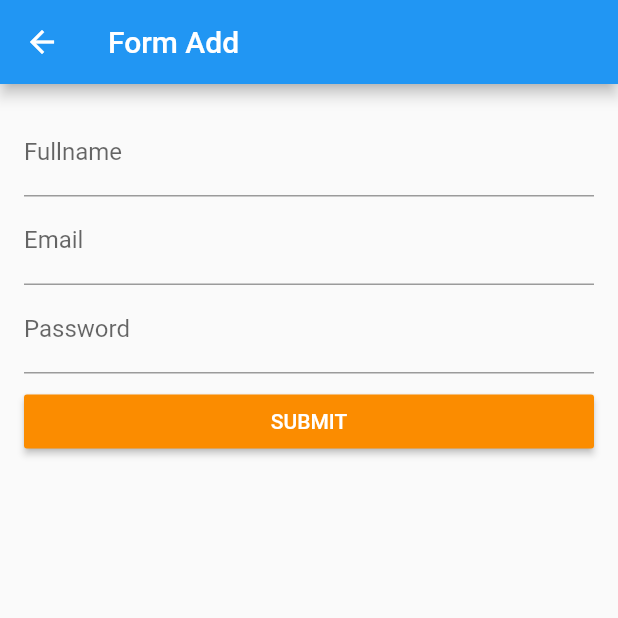
After one commit to DIPazulhardiyanto/flutter-curd-users-app, a Flutter app: the screen it shows after launch, after a tap on the "add" icon, on a phone screen of 412 x 824 dp, the top half of it. The commit adds this screen. Run offline on Flutter 3.47's test engine with Material 2 defaults, Android fonts, the phone set to English and light mode, and no system bars; our stand-ins replace dio, flutter_bloc; network calls fail.

Commit message:
post data FormAddUsers success but can't update view users home

```diff
--- a/lib/bloc/user/stateUser.dart
+++ b/lib/bloc/user/stateUser.dart
@@ -13,6 +13,8 @@ abstract class UserState {}
 class UserInitialState extends UserState {}
 
 class Loading extends UserState{}
+
+class EmptyDataLoadUsers extends UserState{}
 
 class SuccessSubmitUserState extends UserState{}
 
--- a/lib/bloc/user/userBloc.dart
+++ b/lib/bloc/user/userBloc.dart
@@ -18,14 +18,26 @@ class UserBloc extends Bloc<UserEvent, UserState> {
   @override
   Stream<UserState> mapEventToState(UserEvent event) async* {
     yield Loading();
-
     if (event is GetUsers) {
       try {
         UserResult resultUsers = await userRepository.fetchAllUser();
         List<UserList> responseRow = resultUsers.data.rows;
-        yield SuccessLoadUsers(responseRow);
+        if (resultUsers.data.totalItems > 0) {
+          yield SuccessLoadUsers(responseRow);
+        } else {
+          yield EmptyDataLoadUsers();
+        }
       } catch (e) {
         FailureLoadAllUserState(e);
+      }
+
+    } else if (event is PostUser) {
+      try{
+        bool  response =  await userRepository.fetchCreateUsers(event.user);
+        yield SuccessSubmitUserState();
+
+      } catch(e) {
+        yield UserErrorState(errorMessage: e.toString());
       }
 
     } else if (event is DeleteUser) {
@@ -39,8 +51,11 @@ class UserBloc extends Bloc<UserEvent, UserState> {
         yield UserErrorState(errorMessage: e.toString());
       }
     } else if (event is GetUpdate) {
-      UserInitialState();
       yield Loading();
+      print('JALAN ${event}');
+      UserResult resultUsers = await userRepository.fetchAllUser();
+      List<UserList> responseRow = resultUsers.data.rows;
+      yield SuccessLoadUsers(responseRow);
     }
   }
 }
--- /dev/null
+++ b/lib/view/usersScreen/addMenu.dart
@@ -0,0 +1,295 @@
+import 'package:flutter/cupertino.dart';
+import 'package:flutter/material.dart';
+import 'package:flutter_bloc/flutter_bloc.dart';
+import 'package:sportsapp/bloc/user/bloc.dart';
+import 'package:sportsapp/model/User/User.dart';
+import 'package:sportsapp/service/ApiService.dart';
+import 'dart:io';
+import 'package:flutter/cupertino.dart';
+
+final GlobalKey<ScaffoldState> _scaffoldState = GlobalKey<ScaffoldState>();
+
+class AddScreenUser extends StatefulWidget {
+  UserList userList;
+
+  AddScreenUser({this.userList});
+
+  @override
+  _AddScreenUserState createState() => _AddScreenUserState();
+}
+
+class _AddScreenUserState extends State<AddScreenUser> {
+  final scaffoldState = GlobalKey<ScaffoldState>();
+  UserBloc userBloc;
+
+  var isSuccess = false;
+  bool successSubmit = false;
+
+  bool _isLoading = false;
+  ApiService _apiService = ApiService();
+  bool _isFieldNameValid;
+  bool _isFieldEmailValid;
+  bool _isFieldPasswordValid;
+  TextEditingController _controllerName = TextEditingController();
+  TextEditingController _controllerEmail = TextEditingController();
+  TextEditingController _controllerPassword = TextEditingController();
+
+  @override
+  void initState() {
+    userBloc = UserBloc();
+    if (widget.userList != null) {
+      _isFieldNameValid = true;
+      _isFieldEmailValid = true;
+      _isFieldPasswordValid = true;
+      _controllerName.text = widget.userList.name;
+      _controllerEmail.text = widget.userList.email;
+      _controllerPassword.text = widget.userList.password;
+    }
+    super.initState();
+  }
+
+  @override
+  Widget build(BuildContext context) {
+    return WillPopScope(
+        onWillPop: () async {
+          if (isSuccess) {
+            Navigator.pop(context, true);
+          }
+          return true;
+        },
+        child: Scaffold(
+            key: scaffoldState,
+            appBar: AppBar(
+              iconTheme: IconThemeData(color: Colors.white),
+              title: Text(
+                widget.userList == null ? 'Form Add' : 'Changes Data',
+                style: TextStyle(color: Colors.white),
+              ),
+            ),
+            body: BlocProvider<UserBloc>(
+                create: (context) => userBloc,
+                child: Stack(
+                  children: <Widget>[
+                    Padding(
+                      padding: EdgeInsets.all(16.0),
+                      child: Column(
+                        crossAxisAlignment: CrossAxisAlignment.stretch,
+                        children: <Widget>[
+                          nameField(),
+                          emailField(),
+                          widget.userList == null
+                              ? passwordField()
+                              : Container(),
+                          Padding(
+                            padding: EdgeInsets.only(top: 8.0),
+                            child: RaisedButton(
+                              onPressed: () async {
+                                if (_isFieldNameValid == null ||
+                                    _isFieldEmailValid == null ||
+                                    _isFieldPasswordValid == null ||
+                                    !_isFieldNameValid ||
+                                    !_isFieldEmailValid ||
+                                    !_isFieldPasswordValid) {
+                                  _scaffoldState.currentState.showSnackBar(
+                                    SnackBar(
+                                      content: Text("Please fill all field"),
+                                    ),
+                                  );
+                                  return;
+                                }
+                                String name = _controllerName.text.toString();
+                                String email = _controllerEmail.text.toString();
+                                String password =
+                                    _controllerPassword.text.toString();
+                                var dialogConfirmDelete = Platform.isIOS
+                                    ? await showCupertinoDialog<bool>(
+                                        context: context,
+                                        builder: (_) {
+                                          return CupertinoAlertDialog(
+                                            title: Text('Warning'),
+                                            content: Text(
+                                              'Are you sure you want to add new user :  ${name}\'s ?',
+                                            ),
+                                            actions: [
+                                              CupertinoDialogAction(
+                                                child: Text('Delete'),
+                                                onPressed: () {
+                                                  Navigator.pop(context, true);
+                                                },
+                                                isDestructiveAction: true,
+                                              ),
+                                              CupertinoDialogAction(
+                                                child: Text('Cancel'),
+                                                onPressed: () {
+                                                  Navigator.pop(context, false);
+                                                },
+                                              ),
+                                            ],
+                                          );
+                                        },
+                                      )
+                                    : await showDialog<bool>(
+                                        context: context,
+                                        builder: (_) {
+                                          return AlertDialog(
+                                            title: Text('Warning'),
+                                            content: Container(
+                                              child: Text(
+                                                'Are you sure you want to add new user :  ${name}\'s ?',
+                                              ),
+                                            ),
+                                            actions: [
+                                              TextButton(
+                                                child: Text(
+                                                  'Yes',
+                                                  style: TextStyle(
+                                                      color: Colors.blue),
+                                                ),
+                                                onPressed: () {
+                                                  Navigator.pop(context, true);
+                                                },
+                                              ),
+                                              TextButton(
+                                                child: Text(
+                                                  'Cancel',
+                                                  style: TextStyle(
+                                                      color: Colors.red),
+                                                ),
+                                                onPressed: () {
+                                                  Navigator.pop(context, false);
+                                                },
+                                              ),
+                                            ],
+                                          );
+                                        },
+                                      );
+                                if (dialogConfirmDelete != null &&
+                                    dialogConfirmDelete) {
+                                  UserList listUser = UserList(
+                                      name: name,
+                                      email: email,
+                                      password: password);
+
+                                  if (widget.userList == null) {
+                                    _apiService
+                                        .createProfile(listUser.toJson())
+                                        .then((isSuccess) {
+                                      if (isSuccess) {
+                                        userBloc.add(GetUpdate());
+                                        Navigator.pop(context, true);
+                                        // Navigator.pop(_scaffoldState.currentState.context);
+                                      } else {
+                                        _scaffoldState.currentState
+                                            .showSnackBar(SnackBar(
+                                                content:
+                                                    Text("Submit Failed")));
+                                      }
+                                    });
+                                  } else {
+                                    listUser.id = widget.userList.id;
+                                    _apiService.updateProfile(listUser).then((isSuccess) {
+                                      if (isSuccess) {
+                                        userBloc.add(GetUsers());
+                                        Navigator.pop(_scaffoldState
+                                            .currentState.context);
+                                      } else {
+                                        _scaffoldState.currentState
+                                            .showSnackBar(SnackBar(
+                                                content:
+                                                    Text("update Failed")));
+                                      }
+                                    });
+                                  }
+
+
+                                  // userBloc.add(GetUpdate());
+                                  // Navigator.pop(context, true);
+                                }
+                              },
+                              child: Text(
+                                widget.userList == null
+                                    ? 'Submit'.toUpperCase()
+                                    : 'Update'.toUpperCase(),
+                                style: TextStyle(
+                                  color: Colors.white,
+                                ),
+                              ),
+                              color: Colors.orange[600],
+                            ),
+                          ),
+                          _isLoading
+                              ? Stack(
+                                  children: <Widget>[
+                                    Opacity(
+                                      opacity: 0.3,
+                                    ),
+                                    Center(
+                                      child: CircularProgressIndicator(),
+                                    ),
+                                  ],
+                                )
+                              : Container(),
+                        ],
+                      ),
+                    )
+                  ],
+                ))
+            ));
+
+
+  }
+
+  Widget nameField() {
+    return TextField(
+      controller: _controllerName,
+      keyboardType: TextInputType.text,
+      decoration: InputDecoration(
+          labelText: 'Fullname',
+          errorText: _isFieldNameValid == null || _isFieldNameValid
+              ? null
+              : "Fullname Is Required"),
+      onChanged: (value) {
+        bool isFieldValid = value.trim().isNotEmpty;
+        if (isFieldValid != _isFieldNameValid) {
+          setState(() => _isFieldNameValid = isFieldValid);
+        }
+      },
+    );
+  }
+
+  Widget emailField() {
+    return TextField(
+      controller: _controllerEmail,
+      keyboardType: TextInputType.emailAddress,
+      decoration: InputDecoration(
+          labelText: 'Email',
+          errorText: _isFieldEmailValid == null || _isFieldEmailValid
+              ? null
+              : "Email Is Required"),
+      onChanged: (value) {
+        bool isFieldValid = value.trim().isNotEmpty;
+        if (isFieldValid != _isFieldEmailValid) {
+          setState(() => _isFieldEmailValid = isFieldValid);
+        }
+      },
+    );
+  }
+
+  Widget passwordField() {
+    return TextField(
+      controller: _controllerPassword,
+      keyboardType: TextInputType.visiblePassword,
+      decoration: InputDecoration(
+          labelText: 'Password',
+          errorText: _isFieldPasswordValid == null || _isFieldPasswordValid
+              ? null
+              : "Password Is Required"),
+      onChanged: (value) {
+        bool isFieldValid = value.trim().isNotEmpty;
+        if (isFieldValid != _isFieldPasswordValid) {
+          setState(() => _isFieldPasswordValid = isFieldValid);
+        }
+      },
+    );
+  }
+} //EndClass
--- a/lib/view/usersScreen/index.dart
+++ b/lib/view/usersScreen/index.dart
@@ -5,6 +5,7 @@ import 'package:sportsapp/bloc/user/userBloc.dart';
 import 'dart:io';
 import 'package:flutter/cupertino.dart';
 import 'package:sportsapp/view/addMenu.dart';
+import 'package:sportsapp/view/usersScreen/addMenu.dart';
 import 'package:sportsapp/view/usersScreen/cardListUser.dart';
 
 class UserScreen extends StatefulWidget {
@@ -53,13 +54,14 @@ class _UserScreenState extends State<UserScreen> {
           onPressed: () {
             //TodoPushtoFormAddScreen
             Navigator.push(context,
-                MaterialPageRoute(builder: (context) => FormAddScreen()));
+                MaterialPageRoute(builder: (context) => AddScreenUser()));
           },
         ),
         body: RefreshIndicator(
           key: _refreshIndicatorKey,
           onRefresh: () async {
             userBloc.add(GetUsers());
+            // userBloc.add(GetUpdate());
             setState(() {});
           },
           child: BlocProvider<UserBloc>(
@@ -88,10 +90,13 @@ class _UserScreenState extends State<UserScreen> {
                     listItem: listUsers,
                     userBloc: userBloc,
                   );
-                } else {
+                } else if (state is EmptyDataLoadUsers) {
                   return Center(
                     child: Container(
-                      child: Text('Not Found'),
+                      child: Text(
+                        'No Data ...',
+                        style: TextStyle(color: Colors.blue),
+                      ),
                     ),
                   );
                 }
@@ -100,4 +105,19 @@ class _UserScreenState extends State<UserScreen> {
           ),
         ));
   }
+
+  @override
+  void dispose() {
+    // TODO: implement dispose
+    setState(() {});
+    super.dispose();
+  }
+
+  @override
+  void didChangeDependencies() {
+    super.didChangeDependencies();
+    setState(() {
+      userBloc.add(GetUsers());
+    });
+  }
 }
```
